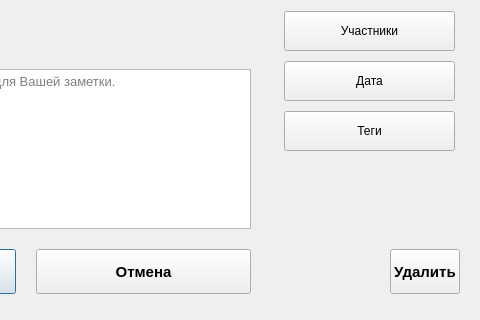
Qt form ui/note-widget/ui/note_edit_dialog.ui (toximu/efficio-task-tracker) before a commit; both pictures show x 220 to 700 and y 160 to 480 of the 700 by 480 pixel window.
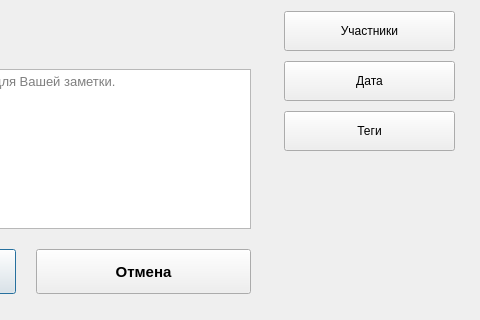
The same form after that commit.

Commit message: Delete delete_button

The edit to the form file:
```diff
--- a/ui/note-widget/ui/note_edit_dialog.ui
+++ b/ui/note-widget/ui/note_edit_dialog.ui
@@ -363,32 +363,6 @@
     </item>
    </layout>
   </widget>
-  <widget class="QPushButton" name="delete_button">
-   <property name="geometry">
-    <rect>
-     <x>610</x>
-     <y>409</y>
-     <width>70</width>
-     <height>45</height>
-    </rect>
-   </property>
-   <property name="minimumSize">
-    <size>
-     <width>70</width>
-     <height>45</height>
-    </size>
-   </property>
-   <property name="font">
-    <font>
-     <family>Arial</family>
-     <pointsize>11</pointsize>
-     <bold>true</bold>
-    </font>
-   </property>
-   <property name="text">
-    <string>Удалить</string>
-   </property>
-  </widget>
  </widget>
  <resources/>
  <connections/>
```
